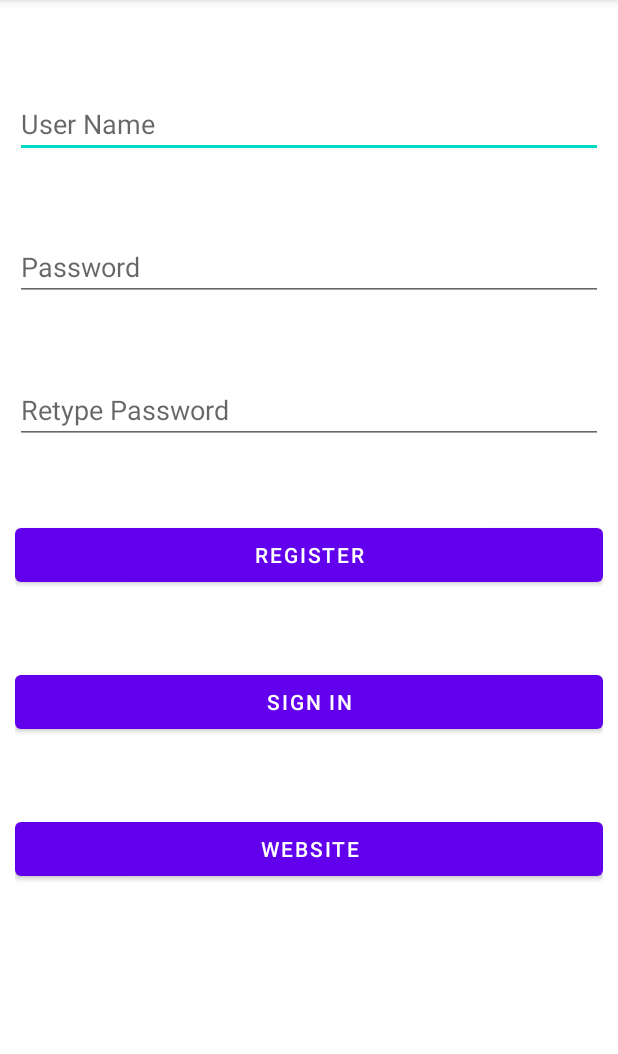
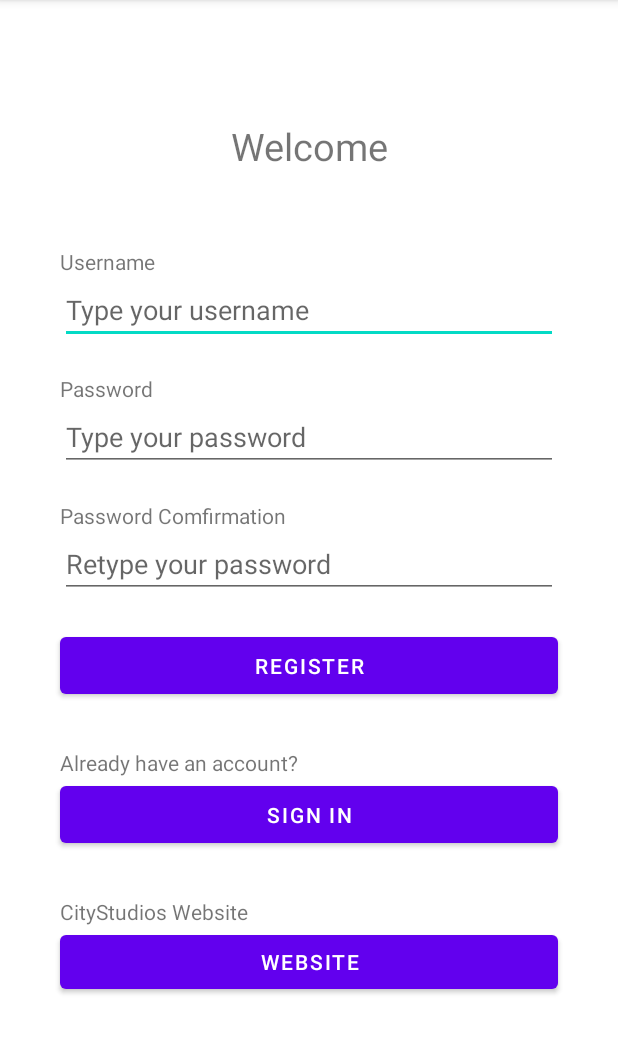
Before and after one commit to danielxshi/IAT359-GREENDECO, an Android app: the screen it shows after launch (SignupActivity), on a phone screen of 412 x 824 dp, the part 84-1138 px from its top. Run offline under Robolectric (Android 15) with nearby library versions, the phone set to English and light mode, and no system bars.

Commit message:
Sign up and Log in UI updated - Settings UI in progress

```diff
--- a/app/src/main/java/li/xiaoxu/greendeco/LoginActivity.java
+++ b/app/src/main/java/li/xiaoxu/greendeco/LoginActivity.java
@@ -7,6 +7,7 @@ import android.os.Bundle;
 import android.view.View;
 import android.widget.Button;
 import android.widget.EditText;
+import android.widget.TextView;
 import android.widget.Toast;
 
 public class LoginActivity extends AppCompatActivity {
--- a/app/src/main/res/layout/activity_welcome.xml
+++ b/app/src/main/res/layout/activity_welcome.xml
@@ -7,47 +7,123 @@
     android:padding="10dp"
     tools:context=".MainActivity">
 
+    <TextView
+        android:id="@+id/welcome"
+        android:layout_width="match_parent"
+        android:layout_height="wrap_content"
+        android:layout_marginTop="70dp"
+        android:text="Welcome"
+        android:textAlignment="center"
+        android:textFontWeight="500"
+        android:textSize="25sp"
+        android:textStyle="bold" />
+
+    <TextView
+        android:id="@+id/usernamelabel"
+        android:layout_width="match_parent"
+        android:layout_height="wrap_content"
+        android:text="Username"
+        android:layout_below="@+id/welcome"
+        android:layout_marginTop="50dp"
+        android:layout_marginLeft="30dp"
+        android:layout_marginRight="30dp"/>
+
     <EditText
         android:id="@+id/username"
         android:layout_width="match_parent"
         android:layout_height="wrap_content"
-        android:hint="User Name"
-        android:layout_marginTop="50dp"/>
+        android:layout_below="@+id/usernamelabel"
+        android:hint="Type your username"
+        android:layout_marginLeft="30dp"
+        android:layout_marginRight="30dp"/>
+
+    <TextView
+        android:id="@+id/passwordlabel"
+        android:layout_width="match_parent"
+        android:layout_height="wrap_content"
+        android:text="Password"
+        android:layout_below="@+id/username"
+        android:layout_marginTop="20dp"
+        android:layout_marginLeft="30dp"
+        android:layout_marginRight="30dp"/>
+
     <EditText
         android:id="@+id/password"
         android:layout_width="match_parent"
         android:layout_height="wrap_content"
-        android:hint="Password"
-        android:layout_marginTop="50dp"
-        android:layout_below="@+id/username"/>
+        android:layout_below="@+id/passwordlabel"
+        android:hint="Type your password"
+        android:layout_marginLeft="30dp"
+        android:layout_marginRight="30dp"/>
+
+    <TextView
+        android:id="@+id/repasswordlabel"
+        android:layout_width="match_parent"
+        android:layout_height="wrap_content"
+        android:text="Password Comfirmation"
+        android:layout_below="@+id/password"
+        android:layout_marginTop="20dp"
+        android:layout_marginLeft="30dp"
+        android:layout_marginRight="30dp"/>
+
     <EditText
         android:id="@+id/repassword"
         android:layout_width="match_parent"
         android:layout_height="wrap_content"
-        android:hint="Retype Password"
-        android:layout_marginTop="50dp"
-        android:layout_below="@+id/password"
-        />
+        android:layout_below="@+id/repasswordlabel"
+        android:hint="Retype your password"
+        android:layout_marginLeft="30dp"
+        android:layout_marginRight="30dp" />
+
     <Button
         android:id="@+id/btnsignup"
         android:layout_width="match_parent"
+        android:layout_height="50dp"
+        android:layout_below="@+id/repassword"
+        android:layout_marginTop="20dp"
+        android:text="@string/register_button"
+        android:layout_marginLeft="30dp"
+        android:layout_marginRight="30dp" />
+
+    <TextView
+        android:id="@+id/signinlabel"
+        android:layout_width="match_parent"
         android:layout_height="wrap_content"
-        android:text="@string/register_button"
-        android:layout_marginTop="50dp"
-        android:layout_below="@+id/repassword"/>
+        android:text="Already have an account?"
+        android:layout_below="@+id/btnsignup"
+        android:layout_marginTop="30dp"
+        android:layout_marginLeft="30dp"
+        android:layout_marginRight="30dp"/>
+
     <Button
         android:id="@+id/btnsignin"
         android:layout_width="match_parent"
+        android:layout_height="50dp"
+        android:layout_below="@+id/signinlabel"
+        android:text="@string/sign_in_button"
+        android:layout_marginLeft="30dp"
+        android:layout_marginRight="30dp"/>
+
+    <TextView
+        android:id="@+id/websitelabel"
+        android:layout_width="match_parent"
         android:layout_height="wrap_content"
-        android:text="@string/sign_in_button"
-        android:layout_marginTop="50dp"
-        android:layout_below="@+id/btnsignup"/>
+        android:text="CityStudios Website"
+        android:layout_below="@+id/btnsignin"
+        android:layout_marginTop="30dp"
+        android:layout_marginLeft="30dp"
+        android:layout_marginRight="30dp"/>
+
     <Button
         android:id="@+id/btnWebsite"
         android:layout_width="match_parent"
         android:layout_height="wrap_content"
+        android:layout_below="@+id/websitelabel"
+        android:layout_marginTop="0dp"
         android:text="@string/web_button"
-        android:layout_marginTop="50dp"
-        android:layout_below="@+id/btnsignin"/>
+        android:layout_marginLeft="30dp"
+        android:layout_marginRight="30dp" />
+
+
 
 </RelativeLayout>
--- a/app/src/main/res/layout/settings.xml
+++ b/app/src/main/res/layout/settings.xml
@@ -29,7 +29,10 @@
                 <RadioGroup
                     android:id="@+id/radioGroup"
                     android:layout_width="match_parent"
-                    android:layout_height="wrap_content">
+                    android:layout_height="wrap_content"
+                    android:layout_marginTop="30dp"
+                    android:layout_marginLeft="30dp"
+                    android:layout_marginRight="30dp" >
 
                         <RadioButton
                             android:id="@+id/radioButton1"
```
Also changed, not shown: app/src/main/res/layout/activity_login2.xml (+69 -8 lines).
